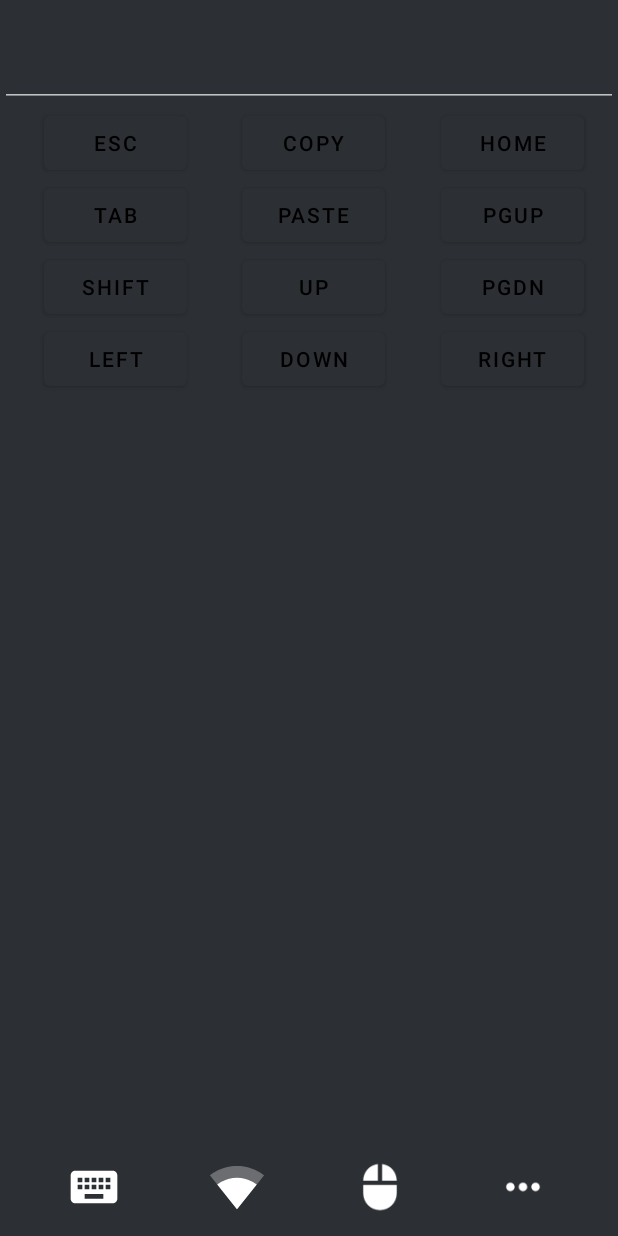
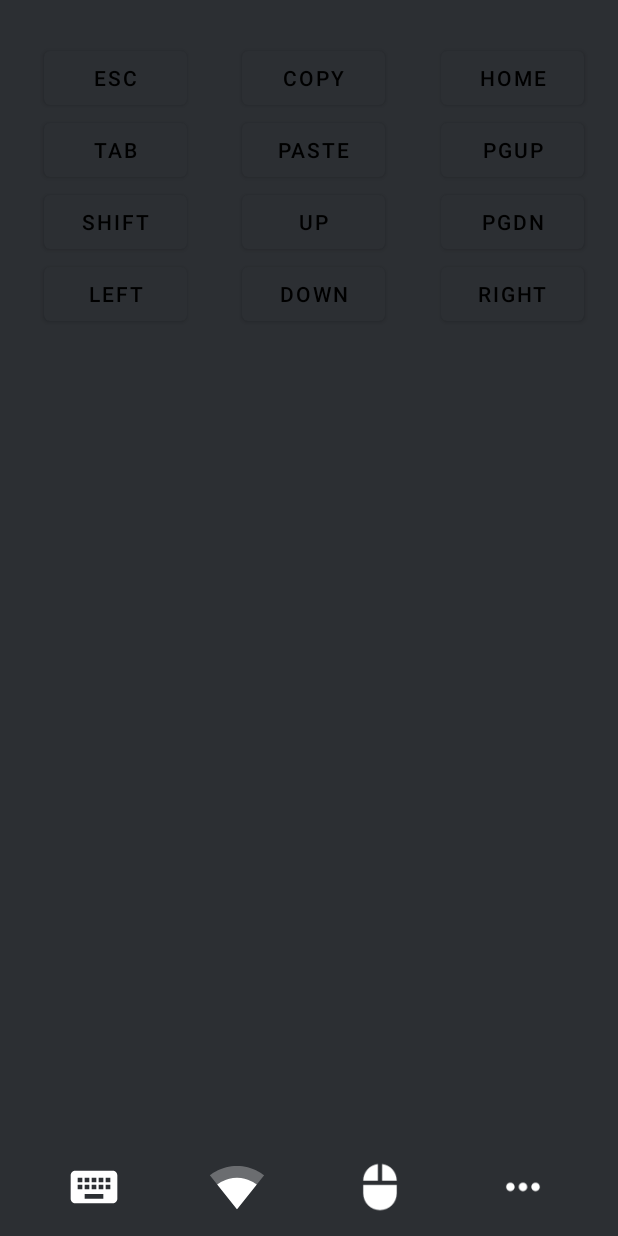
Before and after one commit to hoenchioma/hotkey-client, an Android app: the fragment KeyboardFragment placed in its activity, after a tap on "ESC", on a phone screen of 412 x 824 dp. Run offline under Robolectric (Android 15) with nearby library versions, the phone set to English and light mode, and no system bars; 8 statements that could not run were skipped.

Commit message:
implemented new KeyboardView for KeyboardFragment
* backspace issue solved
* keys are no longer captured by EditText but rather the new KeyboardView
* added automatic keyboard popup on opening fragment
* refactored and cleaned up old KeyboardFragment

```diff
--- a/app/src/main/java/com/rfw/hotkey/ui/KeyboardFragment.java
+++ b/app/src/main/java/com/rfw/hotkey/ui/KeyboardFragment.java
@@ -1,17 +1,13 @@
 package com.rfw.hotkey.ui;
 
 import android.os.Bundle;
-import android.text.Editable;
-import android.text.InputFilter;
-import android.text.TextWatcher;
 import android.util.Log;
 import android.view.KeyEvent;
 import android.view.LayoutInflater;
-import android.view.MotionEvent;
 import android.view.View;
 import android.view.ViewGroup;
 import android.widget.Button;
-import android.widget.EditText;
+import android.widget.LinearLayout;
 
 import androidx.annotation.NonNull;
 import androidx.annotation.Nullable;
@@ -23,19 +19,27 @@ import com.rfw.hotkey.net.ConnectionManager;
 import org.json.JSONException;
 import org.json.JSONObject;
 
-import java.util.logging.Logger;
 
-
-public class KeyboardFragment extends Fragment
-        implements View.OnClickListener, View.OnTouchListener {
+public class KeyboardFragment extends Fragment implements View.OnClickListener {
 
     private static final String TAG = KeyboardFragment.class.getCanonicalName();
 
-    private View contextView;
-    private Button copyButton, escButton, homeButton, tabButton, pasteButton,
-            pgupButton, shiftButton, upButton, pgdnButton, leftButton, downButton, righButton;
-    private String previousText = "";
-    private EditText typeHere;
+    private KeyboardView keyboardView;
+
+    private Button copyButton;
+    private Button escButton;
+    private Button homeButton;
+    private Button tabButton;
+    private Button pasteButton;
+    private Button pgupButton;
+    private Button shiftButton;
+    private Button upButton;
+    private Button pgdnButton;
+    private Button leftButton;
+    private Button downButton;
+    private Button righButton;
+
+    private LinearLayout emptySpace;
 
     @Override
     public View onCreateView(@NonNull LayoutInflater inflater,
@@ -43,54 +47,43 @@ public class KeyboardFragment extends Fragment
                              @Nullable Bundle savedInstanceState) {
 
         View rootView = inflater.inflate(R.layout.fragment_keyboard, container, false);
-        initialization(rootView);
-        //typeHere.setOnKeyListener((View.OnKeyListener) this);
+        init(rootView);
 
-        // typeHere.setFilters(new InputFilter[] { filter });
-        rootView.setOnKeyListener(new View.OnKeyListener() {
-            @Override
-            public boolean onKey(View view, int keyCode, KeyEvent keyEvent) {
-                if (keyCode == KeyEvent.KEYCODE_DEL) {
-                    Log.d("onKey", "backspace");
-                    //return true;
+        // handle key presses
+        keyboardView.setOnKeyListener((v, keyCode, event) -> {
+            if (event.getAction() == KeyEvent.ACTION_DOWN) {
+                if (event.getUnicodeChar() == 0) { // control character
+                    if (keyCode == KeyEvent.KEYCODE_DEL) { // backspace
+                        sendKeyToServer("char", String.valueOf('\b'));
+                        return true;
+                    } else if (keyCode == KeyEvent.KEYCODE_ENTER) { // enter
+                        sendKeyToServer("char", String.valueOf('\n'));
+                        return true;
+                    }
+                } else { // text character
+                    sendKeyToServer("char", String.valueOf((char) event.getUnicodeChar()));
+                    return true;
+                }
             }
             return false;
-            }
         });
-        typeHere.addTextChangedListener(new TextWatcher() {
-            public void onTextChanged(CharSequence s, int start, int before, int count) {
-//                if(s.equals(null) && before>start )
-//                {
-//                    Log.d("onTextChanged","backspace");
-//                }
-                if (!s.equals("")) {
-                    char ch = newCharacter(s, previousText);
-                    if (ch == 0) return;
-                    sendMessageToServer(String.valueOf(ch), "char");
-                    //sendMessageToServer(Character.toString(ch));
-                    //MainActivity.sendMessageToServer("TYPE_CHARACTER");
-                    //MainActivity.sendMessageToServer(Character.toString(ch));
-                    previousText = s.toString();
-                } else {
 
-                }
-            }
-
-
-            public void beforeTextChanged(CharSequence s, int start, int count, int after) {
-
-            }
-
-            public void afterTextChanged(Editable s) {
-
-            }
-        });
+        emptySpace.setOnClickListener(v -> keyboardView.performClick());
 
         return rootView;
     }
 
-    private void initialization(View rootView) {
-        typeHere = rootView.findViewById(R.id.keyboardInputID);
+    @Override
+    public void onResume() {
+        super.onResume();
+        keyboardView.performClick();
+    }
+
+    private void init(View rootView) {
+        keyboardView = rootView.findViewById(R.id.keyboardView);
+
+        emptySpace = rootView.findViewById(R.id.emptySpace);
+
         copyButton = rootView.findViewById(R.id.copyButtonID);
         escButton = rootView.findViewById(R.id.escButtonID);
         homeButton = rootView.findViewById(R.id.homeButtonID);
@@ -104,7 +97,7 @@ public class KeyboardFragment extends Fragment
         downButton = rootView.findViewById(R.id.downButtonID);
         righButton = rootView.findViewById(R.id.rightButtonID);
         copyButton.setOnClickListener(this);
-        //homeButton.setOnTouchListener(this);
+//        homeButton.setOnTouchListener(this);
         homeButton.setOnClickListener(this);
         escButton.setOnClickListener(this);
         tabButton.setOnClickListener(this);
@@ -115,126 +108,97 @@ public class KeyboardFragment extends Fragment
         leftButton.setOnClickListener(this);
         downButton.setOnClickListener(this);
         righButton.setOnClickListener(this);
-//        int i = 0;
-//        typeHere.setVisibility(i);
-        //typeHere.setOnKeyListener((View.OnKeyListener) this);
+//        shiftButton.setOnTouchListener(this);
+//        rootView.setOnTouchListener(this);
+    }
 
-        shiftButton.setOnTouchListener(this);
-        rootView.setOnTouchListener(this);
-    }
-//    private InputFilter filter;
+//    private char newCharacter(CharSequence currentText, CharSequence previousText) {
+//        char ch = 0;
+//        int currentTextLength = currentText.length();
+//        int previousTextLength = previousText.length();
+////        if(currentTextLength == 0 && previousTextLength == 1)
+////        {
+////            currentText = "abcd";
+////            previousText = "abcde";
+////        }
+//        int difference = currentTextLength - previousTextLength;
+//        if (currentTextLength > previousTextLength) {
+//            if (1 == difference) {
+//                ch = currentText.charAt(previousTextLength);
+//            }
+//        } else if (currentTextLength < previousTextLength) {
+//            if (-1 == difference) {
+//                ch = '\b';
+//            } else {
+//                ch = ' ';
+//            }
+//        }
+////        else if(currentTextLength == 0){
+////            ch = '\b';
+////        }
+//        Log.d("newChar", previousTextLength + " " + ch + " " + currentTextLength);
 //
-//    {
-//        filter = (charSequence, start, end, dest, dStart, dEnd) -> {
-//
-//            if (end == 0 || dStart < dEnd) {
-//                // backspace was pressed! handle accordingly
-//                Log.d("inputFIlter","back");
-//            }
-//
-//            return charSequence;
-//        };
+//        return ch;
 //    }
-
-    private char newCharacter(CharSequence currentText, CharSequence previousText) {
-        char ch = 0;
-        int currentTextLength = currentText.length();
-        int previousTextLength = previousText.length();
-//        if(currentTextLength == 0 && previousTextLength == 1)
-//        {
-//            currentText = "abcd";
-//            previousText = "abcde";
-//        }
-        int difference = currentTextLength - previousTextLength;
-        if (currentTextLength > previousTextLength) {
-            if (1 == difference) {
-                ch = currentText.charAt(previousTextLength);
-            }
-        } else if (currentTextLength < previousTextLength) {
-            if (-1 == difference) {
-                ch = '\b';
-            } else {
-                ch = ' ';
-            }
-        }
-//        else if(currentTextLength == 0){
-//            ch = '\b';
-//        }
-        Log.d("newChar", previousTextLength + " " + ch + " " + currentTextLength);
-
-        return ch;
-    }
 
 
     @Override
     public void onClick(View view) {
-
-        int id = view.getId();
-        if (id == R.id.escButtonID) {
-            //sendMessageToServer("modifier");
-            sendMessageToServer("ESC", "modifier");
+        switch (view.getId()) {
+            case R.id.escButtonID:
+                sendKeyToServer("modifier", "ESC");
                 Log.d("onclick", "ESC");
-        }
-        if (id == R.id.copyButtonID) {
-            //sendMessageToServer("command");
-            sendMessageToServer("COPY", "command");
+                break;
+            case R.id.copyButtonID:
+                sendKeyToServer("command", "COPY");
                 Log.d("onclick", "COPY");
-        }
-        if (id == R.id.homeButtonID) {
-            // sendMessageToServer("modifier");
-            sendMessageToServer("HOME", "modifier");
+                break;
+            case R.id.homeButtonID:
+                sendKeyToServer("modifier", "HOME");
                 Log.d("onclick", "HOME");
-        }
-        if (id == R.id.tabButtonID) {
-            //sendMessageToServer("modifier");
-            sendMessageToServer("TAB", "modifier");
+                break;
+            case R.id.tabButtonID:
+                sendKeyToServer("modifier", "TAB");
                 Log.d("onclick", "TAB");
-        }
-        if (id == R.id.pasteButtonID) {
-            //sendMessageToServer("command");
-            sendMessageToServer("PASTE", "command");
+                break;
+            case R.id.pasteButtonID:
+                sendKeyToServer("command", "PASTE");
                 Log.d("onclick", "PASTE");
-        }
-        if (id == R.id.pgupButtonID) {
-            // sendMessageToServer("modifier");
-            sendMessageToServer("PGUP", "modifier");
+                break;
+            case R.id.pgupButtonID:
+                sendKeyToServer("modifier", "PGUP");
                 Log.d("onclick", "PGUP");
-        }
-        /*if(id == R.id.shiftButtonID){
-            sendMessageToServer("TYPE_HOLD");
-            sendMessageToServer("SHIFT");
-            Log.d("onclick","SHIFT");
-        }*/
-        if (id == R.id.upButtonID) {
-            // sendMessageToServer("modifier");
-            sendMessageToServer("UP", "modifier");
+                break;
+//            case R.id.shiftButtonID:
+//                sendKeyToServer("TYPE_HOLD");
+//                sendKeyToServer("SHIFT");
+//                Log.d("onclick", "SHIFT");
+//                break;
+            case R.id.upButtonID:
+                sendKeyToServer("modifier", "UP");
                 Log.d("onclick", "UP");
-        }
-        if (id == R.id.pgdnButtonID) {
-            // sendMessageToServer("modifier");
-            sendMessageToServer("PGDN", "modifier");
+                break;
+            case R.id.pgdnButtonID:
+                sendKeyToServer("modifier", "PGDN");
                 Log.d("onclick", "PGDN");
-        }
-        if (id == R.id.leftButtonID) {
-            //sendMessageToServer("modifier");
-            sendMessageToServer("LEFT", "modifier");
+                break;
+            case R.id.leftButtonID:
+                sendKeyToServer("modifier", "LEFT");
                 Log.d("onclick", "LEFT");
-        }
-        if (id == R.id.downButtonID) {
-            // sendMessageToServer("modifier");
-            sendMessageToServer("DOWN", "modifier");
+                break;
+            case R.id.downButtonID:
+                sendKeyToServer("modifier", "DOWN");
                 Log.d("onclick", "DOWN");
-        }
-        if (id == R.id.rightButtonID) {
-            //sendMessageToServer("modifier");
-            sendMessageToServer("RIGHT", "modifier");
+                break;
+            case R.id.rightButtonID:
+                sendKeyToServer("modifier", "RIGHT");
                 Log.d("onclick", "RIGHT");
+                break;
         }
     }
 
-    @Override
-    public boolean onTouch(View view, MotionEvent motionEvent) {
-        // TODO: (Wadith) fix send to server method
+//    @Override
+//    public boolean onTouch(View view, MotionEvent motionEvent) {
 //        String action = "KEY_PRESS";
 //        if (motionEvent.getAction() == MotionEvent.ACTION_DOWN) {
 //            action = "KEY_PRESS";
@@ -242,7 +206,7 @@ public class KeyboardFragment extends Fragment
 //        } else if (motionEvent.getAction() == MotionEvent.ACTION_UP) {
 //            action = "KEY_RELEASE";
 //        }
-//        int keyCode = 17; //dummy initialization
+//        int keyCode = 17; //dummy init
 //        switch (view.getId()) {
 //            case R.id.shiftButtonID:
 //                Log.d("keyboardFragmentPress", "shift");
@@ -253,28 +217,27 @@ public class KeyboardFragment extends Fragment
 //        //Log.d("ONTOUCH", Integer.toString(keyCode));
 //        //Utility.out.println(keyCode);
 //        //sendKeyCodeToServer(action, keyCode);
-        return false;
-    }
+//        return false;
+//    }
 
     /**
      * sends the message of specified action to Connection Manager
      *
-     * @param message message (key press type)
-     * @param action  type of the message
+     * @param action type of the key being sent (char, modifier, etc.)
+     * @param key    key being sent
      */
-    private void sendMessageToServer(String message, String action) {
+    private void sendKeyToServer(String action, String key) {
         JSONObject packet = new JSONObject();
 
         try {
             packet.put("type", "keyboard");
             packet.put("action", action);
-            packet.put("key", message);
+            packet.put("key", key);
+        } catch (JSONException e) {
+            e.printStackTrace();
+        }
 
         ConnectionManager.getInstance().sendPacket(packet);
-
-        } catch (JSONException e) {
-            Log.e("KeyboardFragment", "sendMessageToServer: error sending key-press", e);
-        }
     }
 
 /*    public void onTextChanged(CharSequence s, int start, int before, int count) {
@@ -284,8 +247,8 @@ public class KeyboardFragment extends Fragment
         }
         Log.d("ONTEXTCHANGE", String.valueOf(ch));
 
-        //MainActivity.sendMessageToServer("TYPE_CHARACTER");
-        //MainActivity.sendMessageToServer(Character.toString(ch));
+        //MainActivity.sendKeyToServer("TYPE_CHARACTER");
+        //MainActivity.sendKeyToServer(Character.toString(ch));
         previousText = s.toString();
     }*/
 }
--- /dev/null
+++ b/app/src/main/java/com/rfw/hotkey/ui/KeyboardView.java
@@ -0,0 +1,74 @@
+package com.rfw.hotkey.ui;
+
+import android.content.Context;
+import android.text.InputType;
+import android.util.AttributeSet;
+import android.util.Log;
+import android.view.KeyEvent;
+import android.view.MotionEvent;
+import android.view.inputmethod.BaseInputConnection;
+import android.view.inputmethod.EditorInfo;
+import android.view.inputmethod.InputConnection;
+import android.view.inputmethod.InputMethodManager;
+import android.widget.FrameLayout;
+
+import com.rfw.hotkey.net.ConnectionManager;
+
+import org.json.JSONException;
+import org.json.JSONObject;
+
+import java.util.Objects;
+
+public class KeyboardView extends FrameLayout {
+    private static final String TAG = "KeyboardView";
+
+    public KeyboardView(Context context) {
+        this(context, null, 0);
+    }
+
+    public KeyboardView(Context context, AttributeSet attrs) {
+        this(context, attrs, 0);
+    }
+
+    public KeyboardView(Context context, AttributeSet attrs, int defStyleAttr) {
+        super(context, attrs, defStyleAttr);
+        init();
+    }
+
+    private void init() {
+        setFocusable(true);
+        setFocusableInTouchMode(true);
+    }
+
+    // toggle whether the keyboard is showing when the view is clicked
+    @Override
+    public boolean onTouchEvent(MotionEvent event) {
+        if (event.getAction() == MotionEvent.ACTION_UP) {
+            performClick();
+            return true;
+        }
+        return super.onTouchEvent(event);
+    }
+
+    @Override
+    public boolean performClick() {
+        super.performClick();
+        requestFocus();
+        InputMethodManager imm = (InputMethodManager) getContext().getSystemService(Context.INPUT_METHOD_SERVICE);
+        Objects.requireNonNull(imm).showSoftInput(this, InputMethodManager.SHOW_FORCED);
+        return true;
+    }
+
+    @Override
+    public boolean onCheckIsTextEditor() {
+        return true;
+    }
+
+    @Override
+    public InputConnection onCreateInputConnection(EditorInfo outAttrs) {
+        outAttrs.actionLabel = null;
+        outAttrs.inputType = InputType.TYPE_NULL; // set input type to default
+        // set fullEditor to false, so that only raw key presses are generated (caught by onKeyListener)
+        return new BaseInputConnection(this, false);
+    }
+}
--- a/app/src/main/res/layout/fragment_keyboard.xml
+++ b/app/src/main/res/layout/fragment_keyboard.xml
@@ -1,32 +1,37 @@
 <?xml version="1.0" encoding="utf-8"?>
-<LinearLayout
+
+<com.rfw.hotkey.ui.KeyboardView
     xmlns:android="http://schemas.android.com/apk/res/android"
     xmlns:tools="http://schemas.android.com/tools"
+    android:id="@+id/keyboardView"
+    android:layout_width="match_parent"
+    android:layout_height="match_parent">
+
+    <!-- request focus by default -->
+    <requestFocus />
+
+    <LinearLayout
         android:layout_width="match_parent"
         android:layout_height="match_parent"
         android:orientation="vertical"
         android:weightSum="20"
-    tools:context=".ui.KeyboardFragment">
+        tools:context="com.rfw.hotkey.ui.KeyboardFragment">
 
         <Space
-        android:layout_width="wrap_content"
-        android:layout_height="wrap_content"
-        android:layout_weight="1"/>
+            android:layout_width="match_parent"
+            android:layout_height="0dp"
+            android:layout_weight="1" />
 
-    <EditText
-
-        android:id="@+id/keyboardInputID"
-        android:layout_width="match_parent"
-        android:layout_height="wrap_content" />
         <LinearLayout
             android:layout_width="match_parent"
             android:layout_height="wrap_content"
             android:orientation="horizontal"
             android:weightSum="20">
+
             <Space
-            android:layout_width="wrap_content"
-            android:layout_height="wrap_content"
-            android:layout_weight="4"/>
+                android:layout_width="0dp"
+                android:layout_height="match_parent"
+                android:layout_weight="4" />
 
             <Button
                 android:id="@+id/escButtonID"
@@ -34,10 +39,11 @@
                 android:layout_height="wrap_content"
                 android:layout_weight="1"
                 android:text="ESC" />
+
             <Space
-            android:layout_width="wrap_content"
-            android:layout_height="wrap_content"
-            android:layout_weight="5"/>
+                android:layout_width="0dp"
+                android:layout_height="match_parent"
+                android:layout_weight="5" />
 
             <Button
                 android:id="@+id/copyButtonID"
@@ -48,9 +54,9 @@
 
 
             <Space
-            android:layout_width="wrap_content"
-            android:layout_height="wrap_content"
-            android:layout_weight="5"/>
+                android:layout_width="0dp"
+                android:layout_height="match_parent"
+                android:layout_weight="5" />
 
             <Button
                 android:id="@+id/homeButtonID"
@@ -60,15 +66,17 @@
                 android:text="Home" />
 
         </LinearLayout>
+
         <LinearLayout
             android:layout_width="match_parent"
             android:layout_height="wrap_content"
             android:orientation="horizontal"
             android:weightSum="20">
+
             <Space
-            android:layout_width="wrap_content"
-            android:layout_height="wrap_content"
-            android:layout_weight="4"/>
+                android:layout_width="0dp"
+                android:layout_height="match_parent"
+                android:layout_weight="4" />
 
             <Button
                 android:id="@+id/tabButtonID"
@@ -76,10 +84,11 @@
                 android:layout_height="wrap_content"
                 android:layout_weight="1"
                 android:text="Tab" />
+
             <Space
-            android:layout_width="wrap_content"
-            android:layout_height="wrap_content"
-            android:layout_weight="5"/>
+                android:layout_width="0dp"
+                android:layout_height="match_parent"
+                android:layout_weight="5" />
 
             <Button
                 android:id="@+id/pasteButtonID"
@@ -90,9 +99,9 @@
 
 
             <Space
-            android:layout_width="wrap_content"
-            android:layout_height="wrap_content"
-            android:layout_weight="5"/>
+                android:layout_width="0dp"
+                android:layout_height="match_parent"
+                android:layout_weight="5" />
 
             <Button
                 android:id="@+id/pgupButtonID"
@@ -108,10 +117,11 @@
             android:layout_height="wrap_content"
             android:orientation="horizontal"
             android:weightSum="20">
+
             <Space
-            android:layout_width="wrap_content"
-            android:layout_height="wrap_content"
-            android:layout_weight="4"/>
+                android:layout_width="0dp"
+                android:layout_height="match_parent"
+                android:layout_weight="4" />
 
             <Button
                 android:id="@+id/shiftButtonID"
@@ -119,10 +129,11 @@
                 android:layout_height="wrap_content"
                 android:layout_weight="1"
                 android:text="Shift" />
+
             <Space
-            android:layout_width="wrap_content"
-            android:layout_height="wrap_content"
-            android:layout_weight="5"/>
+                android:layout_width="0dp"
+                android:layout_height="match_parent"
+                android:layout_weight="5" />
 
             <Button
                 android:id="@+id/upButtonID"
@@ -133,9 +144,9 @@
 
 
             <Space
-            android:layout_width="wrap_content"
-            android:layout_height="wrap_content"
-            android:layout_weight="5"/>
+                android:layout_width="0dp"
+                android:layout_height="match_parent"
+                android:layout_weight="5" />
 
             <Button
                 android:id="@+id/pgdnButtonID"
@@ -145,15 +156,17 @@
                 android:text="PgDn" />
 
         </LinearLayout>
+
         <LinearLayout
             android:layout_width="match_parent"
             android:layout_height="wrap_content"
             android:orientation="horizontal"
             android:weightSum="20">
+
             <Space
-            android:layout_width="wrap_content"
-            android:layout_height="wrap_content"
-            android:layout_weight="4"/>
+                android:layout_width="0dp"
+                android:layout_height="match_parent"
+                android:layout_weight="4" />
 
             <Button
                 android:id="@+id/leftButtonID"
@@ -161,10 +174,11 @@
                 android:layout_height="wrap_content"
                 android:layout_weight="1"
                 android:text="Left" />
+
             <Space
-            android:layout_width="wrap_content"
-            android:layout_height="wrap_content"
-            android:layout_weight="5"/>
+                android:layout_width="0dp"
+                android:layout_height="match_parent"
+                android:layout_weight="5" />
 
             <Button
                 android:id="@+id/downButtonID"
@@ -175,9 +189,9 @@
 
 
             <Space
-            android:layout_width="wrap_content"
-            android:layout_height="wrap_content"
-            android:layout_weight="5"/>
+                android:layout_width="0dp"
+                android:layout_height="match_parent"
+                android:layout_weight="5" />
 
             <Button
                 android:id="@+id/rightButtonID"
@@ -188,4 +202,14 @@
 
         </LinearLayout>
 
+        <!-- dummy view for capturing click -->
+        <LinearLayout
+            android:id="@+id/emptySpace"
+            android:orientation="horizontal"
+            android:layout_width="match_parent"
+            android:layout_height="0dp"
+            android:layout_weight="20"/>
+
     </LinearLayout>
+
+</com.rfw.hotkey.ui.KeyboardView>
```
Lines whose indentation alone changed are shown as unchanged.
